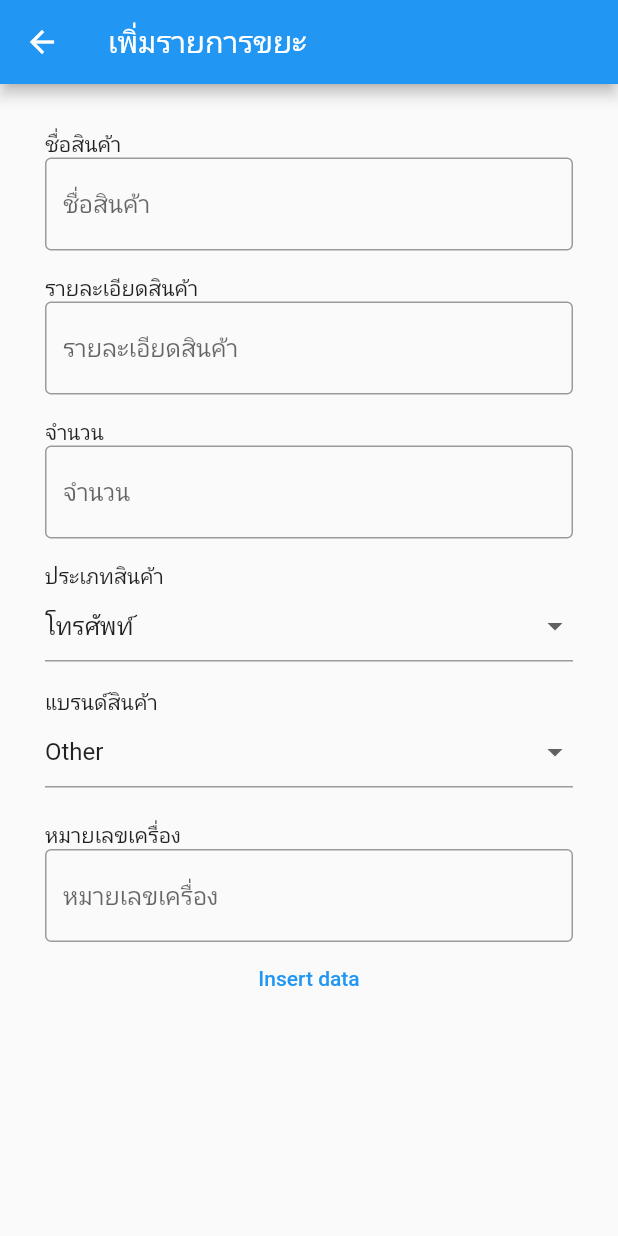
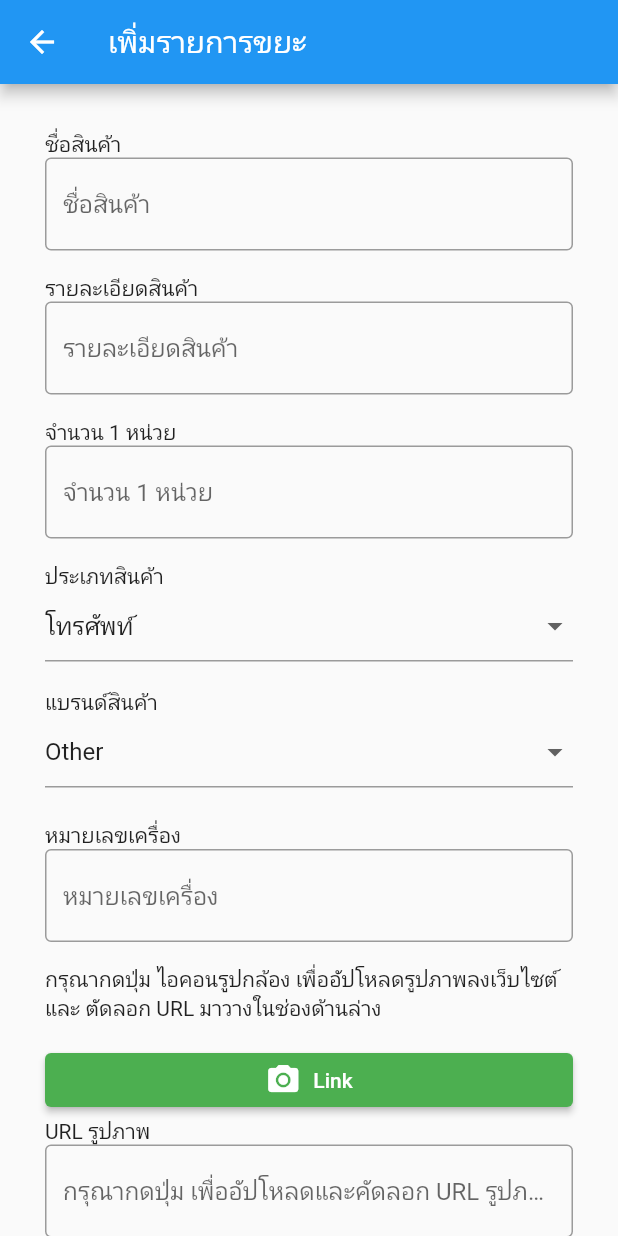
Before and after one commit to siriinthira/userEwaste, a Flutter app: the InsertData screen opened directly, on a phone screen of 412 x 824 dp. Run offline on Flutter 3.47's test engine with Material 2 defaults, Android fonts, the phone set to English and light mode, and no system bars; our stand-ins replace flutter_slidable, geolocator, get, google_maps_flutter, image_picker; missing offline and left inert: dart:ffi, mysql1.

Commit message:
insert data successfully

```diff
--- a/lib/main.dart
+++ b/lib/main.dart
@@ -1,4 +1,5 @@
 import 'package:flutter/material.dart';
+import 'package:user/sourcecode/Backend/insert_image_data_mysql.dart';
 
 import 'package:user/uploadImage/main_upload.dart';
 import 'package:user/views/receive_job_driver.dart';
@@ -7,6 +8,7 @@ import 'package:user/views/test.dart';
 import 'package:user/views/upload_image.dart';
 import 'package:user/sourcecode/Backend/insert _data_mysql.dart';
 import 'api/upload.dart';
+
 import 'views/additem.dart';
 import 'views/viewItem.dart';
 import 'views/requestCollector.dart';
@@ -35,7 +37,8 @@ class MyApp extends StatelessWidget {
       theme: ThemeData(
         primarySwatch: Colors.green,
       ),
-      home: const MyHomePage(title: 'Flutter Demo Home Page'),
+      // home: const MyHomePage(title: 'Flutter Demo Home Page'),
+      home: InsertData(),
     );
   }
 }
--- a/lib/sourcecode/Backend/insert _data_mysql.dart
+++ b/lib/sourcecode/Backend/insert _data_mysql.dart
@@ -8,6 +8,7 @@ import 'package:user/models/item_model.dart';
 import 'package:user/views/form.dart';
 import 'package:user/widgets/dropdown_button.dart';
 import 'package:user/widgets/widget_text.dart';
+import 'package:url_launcher/url_launcher.dart';
 
 class InsertData extends StatefulWidget {
   const InsertData({super.key});
@@ -33,6 +34,7 @@ class _InsertDataState extends State<InsertData> {
   final itemDetailsController = TextEditingController();
   final itemSNController = TextEditingController();
   final amountController = TextEditingController();
+  final imgURLController = TextEditingController();
   String _selectedTypeValue = 'โทรศัพท์';
   String _selectedBrandValue = 'Other';
 
@@ -69,7 +71,7 @@ class _InsertDataState extends State<InsertData> {
     int selectedIndex2 = _dropdownBrandValue.indexOf(_selectedBrandValue);
     db.getConnection().then((conn) {
       String sqlQuery =
-          'INSERT INTO `ewastedb`.`item` (`item_name`, `item_desc`, `amount`, `ewtype_id`, `brand_id` , `item_SN`) VALUES (?, ?, ?, ?, ?, ?)';
+          'INSERT INTO `ewastedb`.`item` (`item_name`, `item_desc`, `amount`, `ewtype_id`, `brand_id` , `item_SN`, `img_url`) VALUES (?, ?, ?, ?, ?, ?,?)';
       //INSERT INTO `ewastedb`.`item` (`item_name`, `item_desc`, `amount`, `ewtype_id`, `item_SN`) VALUES ('test g', 'test g', '1', '5', '1234');
       conn.query(sqlQuery, [
         itemNameController.text,
@@ -79,6 +81,7 @@ class _InsertDataState extends State<InsertData> {
         selectedIndex2.toString(),
         // _selectedTypeValue,
         itemSNController.text,
+        imgURLController.text
       ]);
       setState(() {});
       print("Data Added");
@@ -95,7 +98,18 @@ class _InsertDataState extends State<InsertData> {
     itemDetailsController.dispose();
     amountController.dispose();
     itemSNController.dispose();
+    imgURLController.dispose();
   }
+
+// // function to open Google.com in browser
+//   void _launchURL() async {
+//     const url = 'https://www.google.com';
+//     if (await canLaunch(url)) {
+//       await launch(url);
+//     } else {
+//       throw 'Could not launch $url';
+//     }
+//   }
 
   @override
   Widget build(BuildContext context) {
@@ -120,11 +134,11 @@ class _InsertDataState extends State<InsertData> {
                 hintText: "รายละเอียดสินค้า", border: OutlineInputBorder()),
           ),
           SizedBox(height: 15),
-          Text('จำนวน'),
+          Text('จำนวน 1 หน่วย'),
           TextFormField(
             controller: amountController,
             decoration: const InputDecoration(
-                hintText: "จำนวน", border: OutlineInputBorder()),
+                hintText: "จำนวน 1 หน่วย", border: OutlineInputBorder()),
             validator: (value) {
               if (value!.isEmpty) {
                 return 'โปรดระบุจำนวนสินค้า = 1';
@@ -195,12 +209,66 @@ class _InsertDataState extends State<InsertData> {
             decoration: InputDecoration(
                 hintText: "หมายเลขเครื่อง", border: OutlineInputBorder()),
           ),
+          SizedBox(
+            height: 15,
+          ),
+          Text(
+              'กรุณากดปุ่ม ไอคอนรูปกล้อง เพื่ออัปโหลดรูปภาพลงเว็บไซต์ และ ตัดลอก URL มาวางในช่องด้านล่าง'),
+          SizedBox(
+            height: 15,
+          ),
+          Center(
+            child: ElevatedButton(
+              onPressed: () async {
+                final Uri url = Uri.parse("https://postimages.org/");
+                await launchUrl(url);
+              },
+              style: ElevatedButton.styleFrom(
+                primary: Colors.green,
+              ),
+              child: Row(
+                mainAxisAlignment: MainAxisAlignment.center,
+                children: [
+                  Icon(
+                    Icons.camera_alt,
+                    color: Colors.white,
+                  ),
+                  const SizedBox(width: 8),
+                  const Text(
+                    'Link',
+                    style: TextStyle(color: Colors.white),
+                  ),
+                ],
+              ),
+            ),
+          ),
+          // Column(
+          //   children: [
+          //     ElevatedButton(
+          //       child: Text("Link"),
+          //       onPressed: () async {
+          //         final Uri url = Uri.parse("https://twitter.com/home");
+          //         launchUrl(url);
+          //       },
+          //     ),
+          //   ],
+          // ),
+
+          Text('URL รูปภาพ'),
+          TextFormField(
+            controller: imgURLController,
+            decoration: InputDecoration(
+                hintText: "กรุณากดปุ่ม เพื่ออัปโหลดและคัดลอก URL รูปภาพ",
+                border: OutlineInputBorder()),
+          ),
+
           TextButton(
-              onPressed: () {
-                insertData();
-                print('Data inserted successfully!');
-              },
-              child: const Text('Insert data'))
+            onPressed: () {
+              insertData();
+              print('Data inserted successfully!');
+            },
+            child: const Text('Insert data'),
+          ),
         ],
       ),
     );
--- a/lib/views/viewItem.dart
+++ b/lib/views/viewItem.dart
@@ -20,7 +20,7 @@ class _viewItemState extends State<viewItem> {
 
     return Scaffold(
       appBar: AppBar(
-        title: Text("view Item"),
+        title: Text("ดูรายการขยะ"),
       ),
       body: Padding(
         padding: EdgeInsets.all(18.0),
--- a/pubspec.yaml
+++ b/pubspec.yaml
@@ -45,7 +45,7 @@ dependencies:
   google_maps_flutter: ^2.2.5
   geolocator: ^9.0.2
   json_serializable: ^6.6.1
-
+  url_launcher: ^6.1.10
 
 dev_dependencies:
   flutter_test:
```
Also changed, not shown: lib/sourcecode/Backend/insert_image_data_mysql.dart (added, +113 -0 lines), lib/sourcecode/Backend/mysql_connection.txt (added, +16 -0 lines), pubspec.lock, 5 other files.
